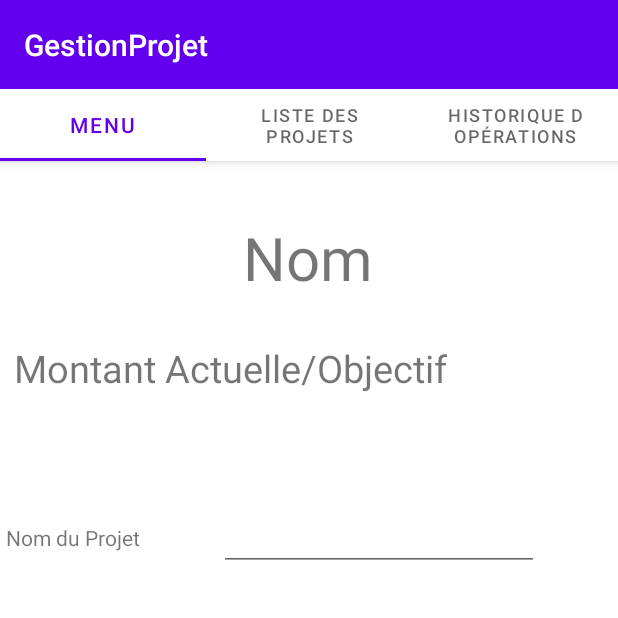
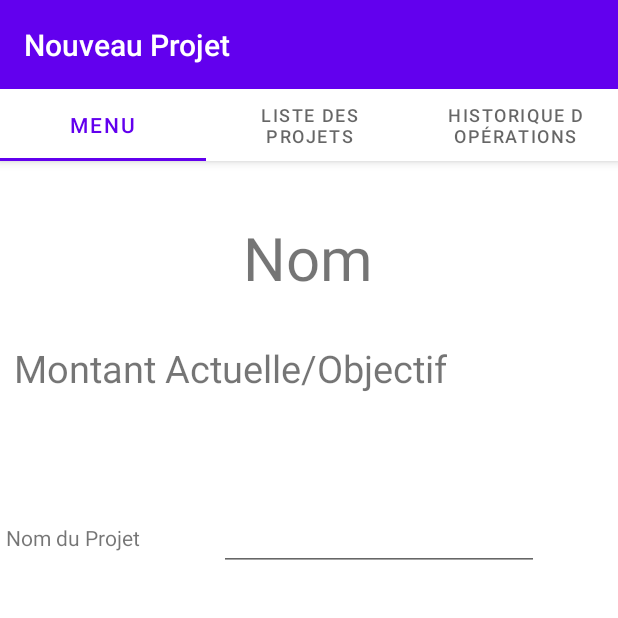
Before and after one commit to 777Leinad77/my-piggy-bank, an Android app: the GestionProjet screen opened directly, with no data from a screen before it, on a phone screen of 412 x 824 dp, the top half of it. Run offline under Robolectric (Android 15) with nearby library versions, the phone set to English and light mode, and no system bars.

Commit message:
vouveux projet

```diff
--- a/ProjetBudget/app/src/main/res/layout/gestion_projet.xml
+++ b/ProjetBudget/app/src/main/res/layout/gestion_projet.xml
@@ -20,7 +20,7 @@
             android:gravity="center"
             android:minHeight="?actionBarSize"
             android:padding="@dimen/appbar_padding"
-            android:text="GestionProjet"
+            android:text="Nouveau Projet"
             android:textAppearance="@style/TextAppearance.Widget.AppCompat.Toolbar.Title" />
 
         <com.google.android.material.tabs.TabLayout
```
